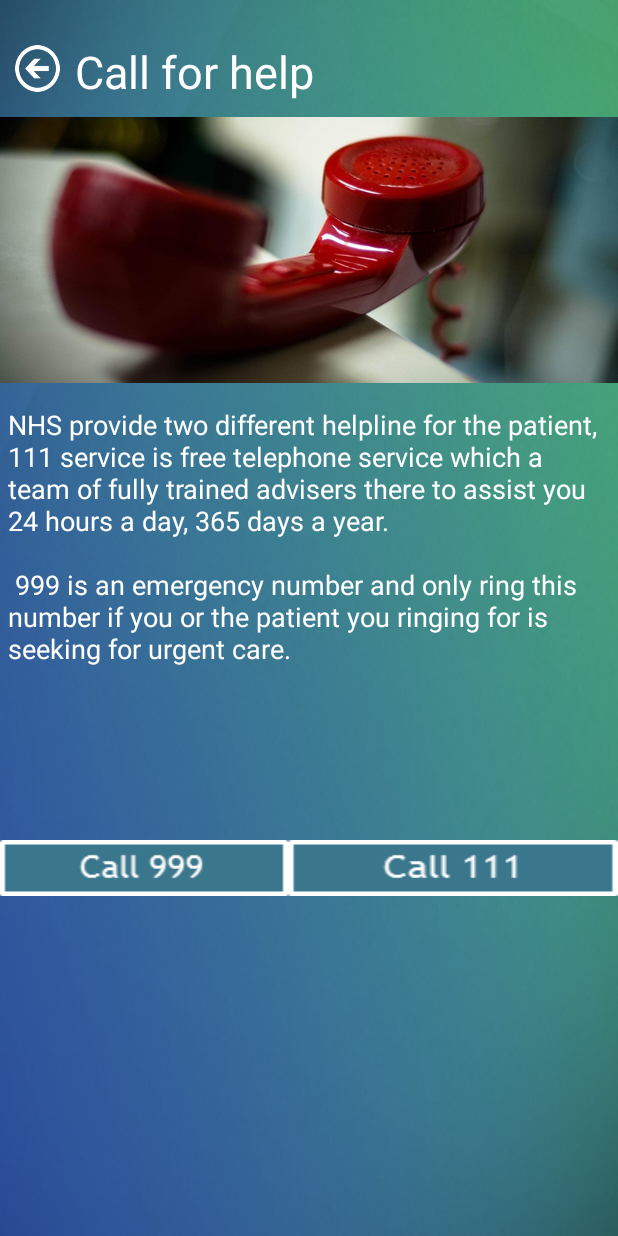
After one commit to jomingeorge94/Hospitality, an Android app: the CallForHelp screen opened directly, with no data from a screen before it, on a phone screen of 412 x 824 dp. The commit adds this screen. Run offline under Robolectric (Android 15) with nearby library versions, the phone set to English and light mode, and no system bars.

Commit message:
call for help page is finished

```diff
--- a/app/src/main/AndroidManifest.xml
+++ b/app/src/main/AndroidManifest.xml
@@ -57,7 +57,11 @@
         <activity
         android:name=".Reminder"
         android:label="@string/app_name" >
+        </activity>
 
+        <activity
+            android:name=".CallForHelp"
+            android:label="@string/app_name" >
         </activity>
 
         <activity
--- /dev/null
+++ b/app/src/main/java/com/example/jomin/hospitality/CallForHelp.java
@@ -0,0 +1,79 @@
+package com.example.jomin.hospitality;
+
+import android.content.Intent;
+import android.net.Uri;
+import android.os.Bundle;
+import android.support.v7.app.ActionBarActivity;
+import android.view.Menu;
+import android.view.MenuItem;
+import android.view.View;
+import android.widget.ImageButton;
+import android.widget.LinearLayout;
+
+public class CallForHelp extends ActionBarActivity {
+
+    LinearLayout goBack;
+    ImageButton call_999, call_111;
+
+    @Override
+    protected void onCreate(Bundle savedInstanceState) {
+        super.onCreate(savedInstanceState);
+        setContentView(R.layout.call_for_help);
+
+        goBack = (LinearLayout)findViewById(R.id.back_button);
+
+        goBack.setOnClickListener(new View.OnClickListener() {
+            @Override
+            public void onClick(View v) {
+                Intent intentMain = new Intent(CallForHelp.this ,MainActivity.class);
+                CallForHelp.this.startActivity(intentMain);
+            }
+        });
+
+        call_999 = (ImageButton)findViewById(R.id.call_999);
+        call_999.setOnClickListener(new View.OnClickListener() {
+            @Override
+            public void onClick(View v) {
+                // Declare and parse the number ot be called from a string
+                Uri number = Uri.parse("tel:999");
+                // Create intent object to perform call
+                Intent callIntent = new Intent(Intent.ACTION_DIAL, number);
+                // Begin the intent to start the call
+                startActivity(callIntent);
+            }
+        });
+        call_111 = (ImageButton)findViewById(R.id.call_111);
+        call_111.setOnClickListener(new View.OnClickListener() {
+            @Override
+            public void onClick(View v) {
+                // Declare and parse the number ot be called from a string
+                Uri number = Uri.parse("tel:111");
+                // Create intent object to perform call
+                Intent callIntent = new Intent(Intent.ACTION_DIAL, number);
+                // Begin the intent to start the call
+                startActivity(callIntent);
+            }
+        });
+    }
+
+    @Override
+    public boolean onCreateOptionsMenu(Menu menu) {
+        getMenuInflater().inflate(R.menu.menu_main, menu);
+        return true;
+    }
+
+    @Override
+    public boolean onOptionsItemSelected(MenuItem item) {
+        int id = item.getItemId();
+
+        if (id == R.id.action_settings) {
+            return true;
+        }
+        return super.onOptionsItemSelected(item);
+    }
+
+    @Override
+    public void onBackPressed() {
+        return;
+    }
+}
--- a/app/src/main/java/com/example/jomin/hospitality/MainActivity.java
+++ b/app/src/main/java/com/example/jomin/hospitality/MainActivity.java
@@ -82,6 +82,16 @@ public class MainActivity extends FragmentActivity {
             }
         });
 
+        final ImageView callforhelp = (ImageView)findViewById(R.id.callforhelp);
+
+        callforhelp.setOnClickListener(new View.OnClickListener() {
+            @Override
+            public void onClick(View v) {
+                Intent intentMain = new Intent(MainActivity.this ,CallForHelp.class);
+                MainActivity.this.startActivity(intentMain);
+            }
+        });
+
         final ImageView reminder = (ImageView)findViewById(R.id.reminder);
 
         reminder.setOnClickListener(new View.OnClickListener() {
--- /dev/null
+++ b/app/src/main/res/layout/call_for_help.xml
@@ -0,0 +1,96 @@
+<LinearLayout xmlns:android="http://schemas.android.com/apk/res/android"
+    xmlns:tools="http://schemas.android.com/tools"
+    android:layout_width="match_parent"
+    android:layout_height="match_parent"
+    android:orientation="vertical"
+    tools:context=".MainActivity"
+    android:baselineAligned="false"
+    android:weightSum="1"
+    android:background="@mipmap/background_colour">
+
+    <LinearLayout
+        android:orientation="horizontal"
+        android:layout_width="fill_parent"
+        android:layout_height="wrap_content"
+        android:layout_marginTop="20dp">
+
+        <LinearLayout
+            android:orientation="vertical"
+            android:layout_width="30dp"
+            android:layout_height="31dp"
+            android:weightSum="1"
+            android:id="@+id/back_button"
+            android:background="@drawable/navigation_back"
+            android:layout_marginTop="10dp"
+            android:layout_marginLeft="10dp">
+
+        </LinearLayout>
+
+        <TextView
+            android:layout_width="match_parent"
+            android:layout_height="wrap_content"
+            android:text="Call for help"
+            android:id="@+id/textView"
+            android:layout_gravity="center_horizontal"
+            android:textSize="30sp"
+            android:fontFamily="sans-serif-thin"
+            android:textColor="#ffffffff"
+            android:textStyle="bold"
+            android:layout_marginLeft="10dp"
+            android:paddingTop="7dp" />
+    </LinearLayout>
+
+    <LinearLayout
+        android:orientation="horizontal"
+        android:layout_width="match_parent"
+        android:layout_height="177dp"
+        android:layout_marginTop="10dp">
+
+        <ImageView
+            android:layout_width="fill_parent"
+            android:layout_height="fill_parent"
+            android:textAppearance="?android:attr/textAppearanceLarge"
+            android:background="@drawable/callforhelp" />
+    </LinearLayout>
+
+    <LinearLayout
+        android:orientation="vertical"
+        android:layout_width="match_parent"
+        android:layout_height="wrap_content"
+        android:layout_marginTop="10dp">
+
+        <TextView
+            android:layout_width="fill_parent"
+            android:layout_height="wrap_content"
+            android:textAppearance="?android:attr/textAppearanceLarge"
+            android:textSize="18sp"
+            android:paddingTop="5dp"
+            android:paddingBottom="5dp"
+            android:paddingLeft="5dp"
+            android:paddingRight="5dp"
+            android:id="@+id/textView12"
+            android:text="@string/callforhelp" />
+
+    </LinearLayout>
+
+    <LinearLayout
+        android:orientation="horizontal"
+        android:layout_width="fill_parent"
+        android:layout_height="wrap_content"
+        android:layout_marginTop="90dp"
+        android:paddingTop="20dp">
+
+        <ImageButton
+            android:layout_width="192dp"
+            android:layout_height="match_parent"
+            android:id="@+id/call_999"
+            android:background="@drawable/call_999" />
+
+        <ImageButton
+            android:layout_width="match_parent"
+            android:layout_height="match_parent"
+            android:id="@+id/call_111"
+            android:background="@drawable/call_111" />
+    </LinearLayout>
+
+</LinearLayout>
--- a/app/src/main/res/layout/main_activity.xml
+++ b/app/src/main/res/layout/main_activity.xml
@@ -92,7 +92,7 @@
                 <ImageView
                     android:layout_width="wrap_content"
                     android:layout_height="wrap_content"
-                    android:id="@+id/imageView6"
+                    android:id="@+id/callforhelp"
                     android:background="@drawable/callhelp"
                     android:layout_marginLeft="30dp" />
 
--- a/app/src/main/res/layout/user_profile.xml
+++ b/app/src/main/res/layout/user_profile.xml
@@ -60,14 +60,6 @@
                 android:id="@+id/imageView2"
                 android:background="@drawable/default_profile_pic"
                 android:layout_marginLeft="80dp" />
-
-            <ImageView
-                android:layout_width="wrap_content"
-                android:layout_height="wrap_content"
-                android:id="@+id/imageView3"
-                android:background="@drawable/change_picture"
-                android:layout_marginLeft="170dp"
-                android:layout_marginTop="-20dp" />
 
             <TextView
                 android:layout_width="match_parent"
--- a/app/src/main/res/values/strings.xml
+++ b/app/src/main/res/values/strings.xml
@@ -11,5 +11,8 @@
     <string name="hospitality">Hospitality</string>
     <string name="map">Map</string>
     <string name="find">Find Services</string>
+    <string name="callforhelp">NHS provide two different helpline for the patient, 111 service is free telephone service which a team of
+        fully trained advisers there to assist you 24 hours a day, 365 days a year. \n\n 999 is an emergency number and only ring this number if you or the patient you ringing for is seeking for urgent care.
 
+    </string>
 </resources>
```
Also changed, not shown: app/src/main/res/drawable/call_111.png (added), app/src/main/res/drawable/call_999.png (added), app/src/main/res/drawable/callforhelp.png (added).
